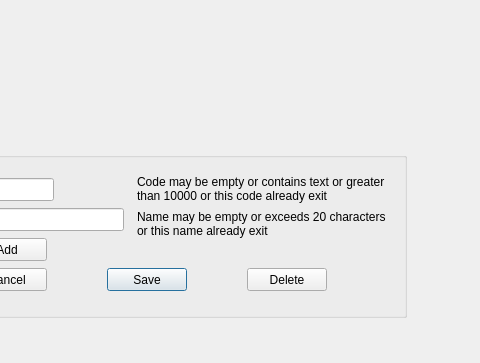
Before: the Qt Designer form src/categoryform.ui in thamizha/angadi, drawn with Qt 5; both pictures show x 166 to 646 and y 0 to 363 of the 646 by 455 pixel window.
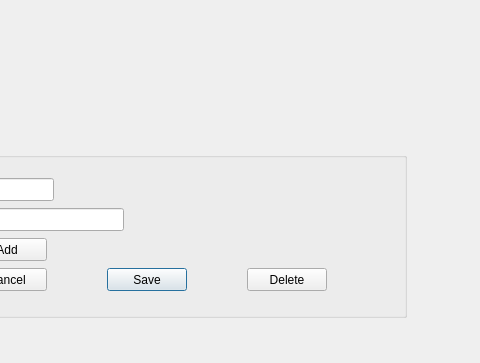
After: the same form once the commit is applied.

```diff
--- a/src/categoryform.ui
+++ b/src/categoryform.ui
@@ -116,44 +116,6 @@
            <set>Qt::AlignRight|Qt::AlignTrailing|Qt::AlignVCenter</set>
           </property>
          </widget>
-         <widget class="QLabel" name="labelCodeValid">
-          <property name="geometry">
-           <rect>
-            <x>230</x>
-            <y>30</y>
-            <width>260</width>
-            <height>41</height>
-           </rect>
-          </property>
-          <property name="text">
-           <string>Code may be empty or contains text or greater than 10000 or this code already exit</string>
-          </property>
-          <property name="scaledContents">
-           <bool>true</bool>
-          </property>
-          <property name="wordWrap">
-           <bool>true</bool>
-          </property>
-         </widget>
-         <widget class="QLabel" name="labelNameValid">
-          <property name="geometry">
-           <rect>
-            <x>230</x>
-            <y>70</y>
-            <width>261</width>
-            <height>31</height>
-           </rect>
-          </property>
-          <property name="text">
-           <string>Name may be empty or exceeds 20 characters or this name already exit</string>
-          </property>
-          <property name="scaledContents">
-           <bool>true</bool>
-          </property>
-          <property name="wordWrap">
-           <bool>true</bool>
-          </property>
-         </widget>
          <widget class="QPushButton" name="pushButtonDelete">
           <property name="geometry">
            <rect>
```
Left out of the diff: 26 changed lines with no effect on the pictures.
